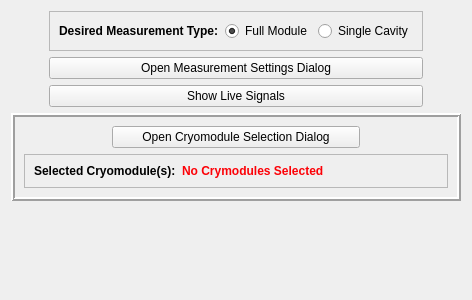
ssoham/Q0Measurement, file gui/q0.ui: the form before one commit.
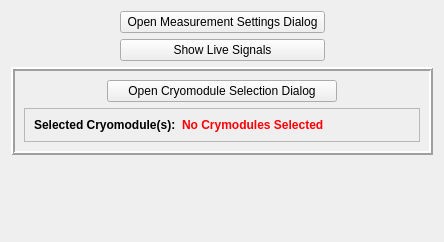
The form after the commit. Custom widgets are drawn as their Qt base class.

Commit message: migrated loading from existing measurement/using archiver

The edit to the form file:
```diff
--- a/gui/q0.ui
+++ b/gui/q0.ui
@@ -6,150 +6,15 @@
    <rect>
     <x>0</x>
     <y>0</y>
-    <width>472</width>
-    <height>300</height>
+    <width>444</width>
+    <height>242</height>
    </rect>
   </property>
   <property name="windowTitle">
    <string>Q0 Measurement</string>
   </property>
   <layout class="QGridLayout" name="gridLayout">
-   <item row="1" column="1" colspan="3">
-    <widget class="QPushButton" name="settingsButton">
-     <property name="enabled">
-      <bool>true</bool>
-     </property>
-     <property name="sizePolicy">
-      <sizepolicy hsizetype="Preferred" vsizetype="Fixed">
-       <horstretch>0</horstretch>
-       <verstretch>0</verstretch>
-      </sizepolicy>
-     </property>
-     <property name="toolTip">
-      <string>Default settings will work fine in most use cases</string>
-     </property>
-     <property name="text">
-      <string>Open Measurement Settings Dialog</string>
-     </property>
-    </widget>
-   </item>
-   <item row="2" column="1" colspan="3">
-    <widget class="QPushButton" name="liveSignalsButton">
-     <property name="sizePolicy">
-      <sizepolicy hsizetype="Preferred" vsizetype="Fixed">
-       <horstretch>0</horstretch>
-       <verstretch>0</verstretch>
-      </sizepolicy>
-     </property>
-     <property name="text">
-      <string>Show Live Signals</string>
-     </property>
-    </widget>
-   </item>
-   <item row="0" column="1" colspan="3">
-    <widget class="QFrame" name="measurementTypeFrame">
-     <property name="enabled">
-      <bool>true</bool>
-     </property>
-     <property name="sizePolicy">
-      <sizepolicy hsizetype="Minimum" vsizetype="Preferred">
-       <horstretch>0</horstretch>
-       <verstretch>0</verstretch>
-      </sizepolicy>
-     </property>
-     <property name="frameShape">
-      <enum>QFrame::StyledPanel</enum>
-     </property>
-     <property name="frameShadow">
-      <enum>QFrame::Raised</enum>
-     </property>
-     <layout class="QHBoxLayout" name="horizontalLayout_2">
-      <item>
-       <widget class="QLabel" name="measurementTypeLabel">
-        <property name="enabled">
-         <bool>true</bool>
-        </property>
-        <property name="sizePolicy">
-         <sizepolicy hsizetype="Minimum" vsizetype="Minimum">
-          <horstretch>0</horstretch>
-          <verstretch>0</verstretch>
-         </sizepolicy>
-        </property>
-        <property name="font">
-         <font>
-          <weight>75</weight>
-          <bold>true</bold>
-         </font>
-        </property>
-        <property name="text">
-         <string>Desired Measurement Type:</string>
-        </property>
-        <property name="wordWrap">
-         <bool>false</bool>
-        </property>
-       </widget>
-      </item>
-      <item>
-       <widget class="QRadioButton" name="fullModuleRadioButton">
-        <property name="enabled">
-         <bool>true</bool>
-        </property>
-        <property name="toolTip">
-         <string>This will run every selected CM at once</string>
-        </property>
-        <property name="text">
-         <string>Full Module</string>
-        </property>
-        <property name="checked">
-         <bool>true</bool>
-        </property>
-       </widget>
-      </item>
-      <item>
-       <widget class="QRadioButton" name="singleCavityRadioButton">
-        <property name="enabled">
-         <bool>true</bool>
-        </property>
-        <property name="toolTip">
-         <string>For each CM selected, this will run all 8 cavities at the ops max (or usuer specified gradient) and then run them all again minus the one being measured (it will iterate through all selected cavities)</string>
-        </property>
-        <property name="text">
-         <string>Single Cavity</string>
-        </property>
-       </widget>
-      </item>
-     </layout>
-    </widget>
-   </item>
-   <item row="4" column="0" colspan="5">
-    <widget class="PyDMTemplateRepeater" name="dialogues">
-     <property name="enabled">
-      <bool>true</bool>
-     </property>
-     <property name="sizePolicy">
-      <sizepolicy hsizetype="MinimumExpanding" vsizetype="MinimumExpanding">
-       <horstretch>0</horstretch>
-       <verstretch>0</verstretch>
-      </sizepolicy>
-     </property>
-     <property name="frameShape">
-      <enum>QFrame::NoFrame</enum>
-     </property>
-     <property name="countShownInDesigner" stdset="0">
-      <number>20</number>
-     </property>
-     <property name="templateFilename" stdset="0">
-      <string>dialogueGroup.ui</string>
-     </property>
-     <property name="dataSource" stdset="0">
-      <string>dialogues.json</string>
-     </property>
-     <property name="layoutType" stdset="0">
-      <string>Vertical</string>
-     </property>
-    </widget>
-   </item>
-   <item row="3" column="0" colspan="5">
+   <item row="2" column="0" colspan="4">
     <widget class="QFrame" name="frame">
      <property name="frameShape">
       <enum>QFrame::Box</enum>
@@ -306,6 +171,66 @@
      </layout>
     </widget>
    </item>
+   <item row="3" column="0" colspan="4">
+    <widget class="PyDMTemplateRepeater" name="dialogues">
+     <property name="enabled">
+      <bool>true</bool>
+     </property>
+     <property name="sizePolicy">
+      <sizepolicy hsizetype="MinimumExpanding" vsizetype="MinimumExpanding">
+       <horstretch>0</horstretch>
+       <verstretch>0</verstretch>
+      </sizepolicy>
+     </property>
+     <property name="frameShape">
+      <enum>QFrame::NoFrame</enum>
+     </property>
+     <property name="countShownInDesigner" stdset="0">
+      <number>20</number>
+     </property>
+     <property name="templateFilename" stdset="0">
+      <string>dialogueGroup.ui</string>
+     </property>
+     <property name="dataSource" stdset="0">
+      <string>dialogues.json</string>
+     </property>
+     <property name="layoutType" stdset="0">
+      <string>Vertical</string>
+     </property>
+    </widget>
+   </item>
+   <item row="1" column="1" colspan="2">
+    <widget class="QPushButton" name="liveSignalsButton">
+     <property name="sizePolicy">
+      <sizepolicy hsizetype="Preferred" vsizetype="Fixed">
+       <horstretch>0</horstretch>
+       <verstretch>0</verstretch>
+      </sizepolicy>
+     </property>
+     <property name="text">
+      <string>Show Live Signals</string>
+     </property>
+    </widget>
+   </item>
+   <item row="0" column="1" colspan="2">
+    <widget class="QPushButton" name="settingsButton">
+     <property name="enabled">
+      <bool>true</bool>
+     </property>
+     <property name="sizePolicy">
+      <sizepolicy hsizetype="Preferred" vsizetype="Fixed">
+       <horstretch>0</horstretch>
+       <verstretch>0</verstretch>
+      </sizepolicy>
+     </property>
+     <property name="toolTip">
+      <string>Default settings will work fine in most use cases</string>
+     </property>
+     <property name="text">
+      <string>Open Measurement Settings Dialog</string>
+     </property>
+    </widget>
+   </item>
   </layout>
  </widget>
  <customwidgets>
```
The commit also changes 19 other files.
